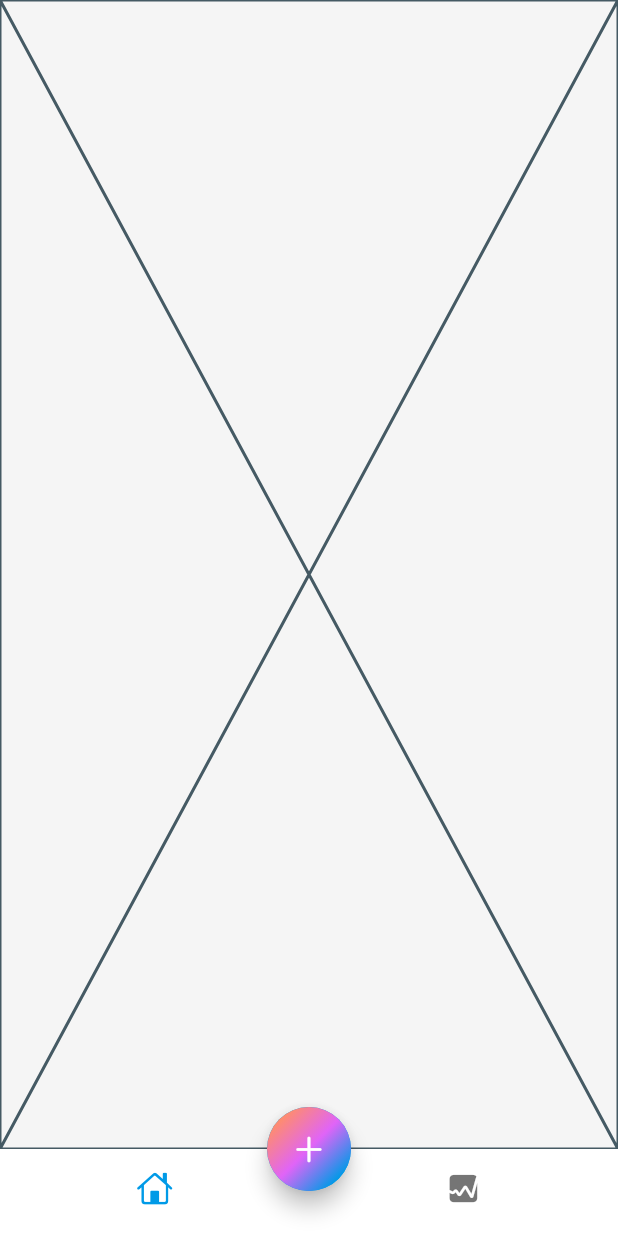
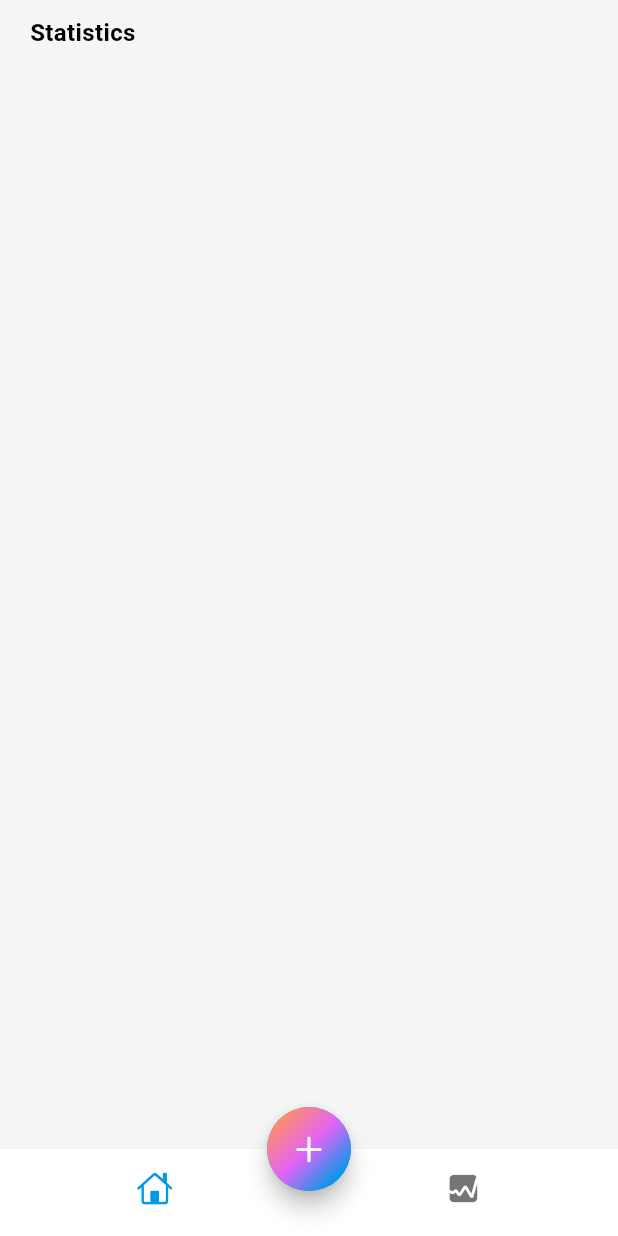
Before and after one commit to migaber/daftary-app, a Flutter app: the screen it shows after launch, item 2 of the bottom bar chosen, on a phone screen of 412 x 824 dp. Run offline on Flutter 3.47's test engine with Material 3 defaults, Android fonts, the phone set to English and light mode, and no system bars.

Commit message:
feat: :sparkles: States page initla implementation

```diff
--- a/lib/screens/stats/stats.dart
+++ b/lib/screens/stats/stats.dart
@@ -5,6 +5,28 @@ class StatsScreen extends StatelessWidget {
 
   @override
   Widget build(BuildContext context) {
-    return const Placeholder();
+    return SafeArea(
+      child: Padding(
+        padding: const EdgeInsets.symmetric(horizontal: 20, vertical: 10),
+        child: Column(children: [
+          Row(
+            mainAxisAlignment: MainAxisAlignment.spaceBetween,
+            children: [
+              Text(
+                "Statistics",
+                style: TextStyle(
+                  fontSize: 16,
+                  color: Theme.of(context).colorScheme.onSurface,
+                  fontWeight: FontWeight.bold,
+                ),
+              ),
+            ],
+          ),
+          SizedBox(
+            height: 16,
+          ),
+        ]),
+      ),
+    );
   }
 }
```
